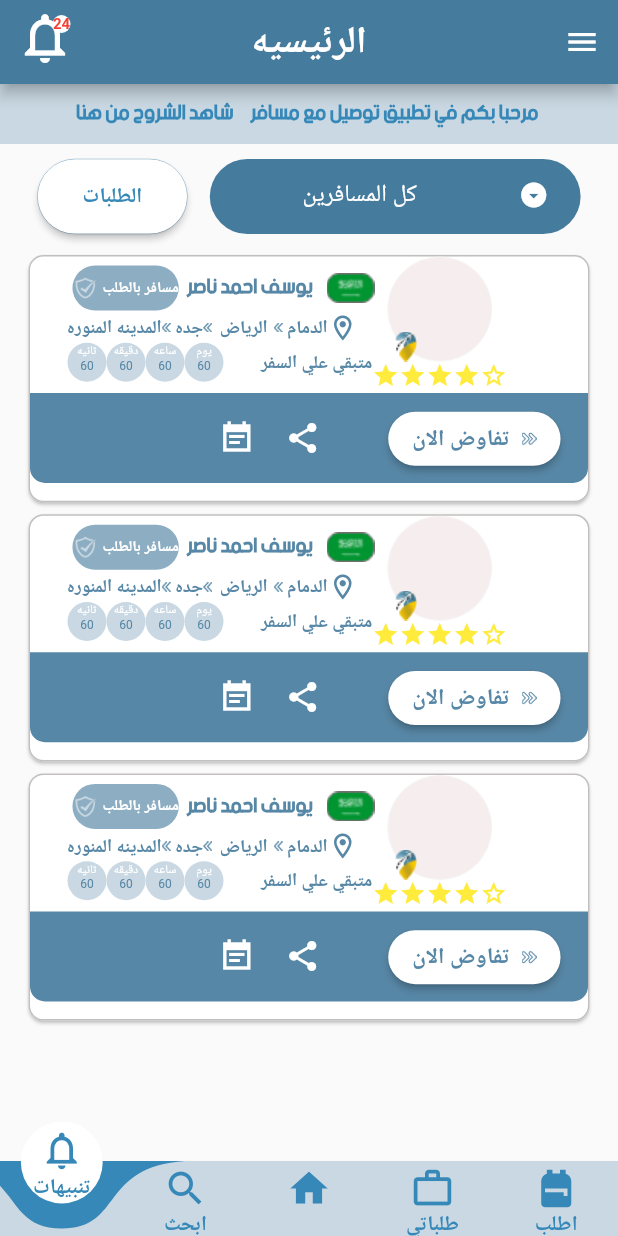
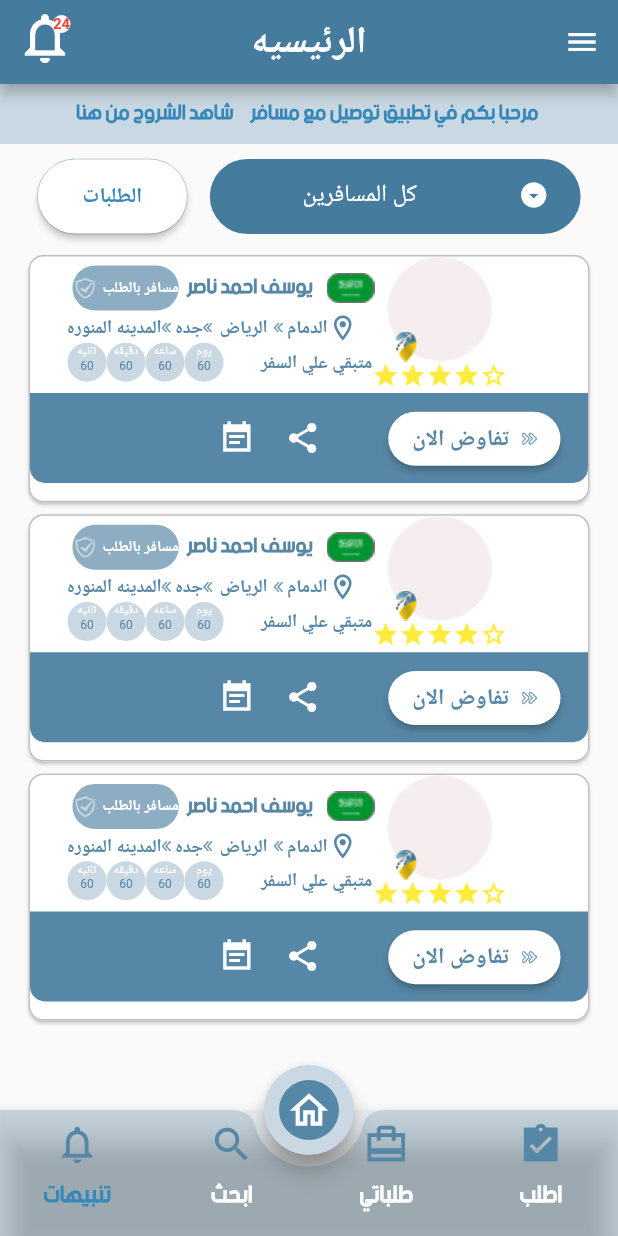
Before and after one commit to AhmedAbushaqra/twsiel, a Flutter app: the screen it shows after launch, on a phone screen of 412 x 824 dp. Run offline on Flutter 3.47's test engine with Material 2 defaults, Android fonts, the phone set to English and light mode, and no system bars; drawn by our look-alikes of curved_navigation_bar.

Commit message:
fix bottom nav bar

```diff
--- a/lib/Screens/home_page_screen.dart
+++ b/lib/Screens/home_page_screen.dart
@@ -14,6 +14,8 @@ class _HomePageState extends State<HomePage> {
   String _dropDownValue;
   @override
   Widget build(BuildContext context) {
+    var width = MediaQuery.of(context).size.width;
+    var height = MediaQuery.of(context).size.width;
     return Scaffold(
       appBar: AppBar(
         leading:Container(
@@ -134,61 +136,46 @@ class _HomePageState extends State<HomePage> {
           ],
         ),
       ),
-      bottomNavigationBar: CurvedNavigationBar(
-
-        index: 0,
-        height: 50.0,
+      bottomNavigationBar: _buildBottomBar(),
+      floatingActionButton: SizedBox(
+        width: 60,
+        height: 60,
+        child: FloatingActionButton(
+          backgroundColor: Color(0xFFC9D8E2),
+          child: Container(
+            width: 40,
+              height: 40,
+              decoration: BoxDecoration(shape: BoxShape.circle,color: Color(0xFF5787A6)),
+              child: Icon(Icons.home_outlined,size: 30,color: Colors.white,)),
+          onPressed: (){},
+        ),
+      ),
+      floatingActionButtonLocation: FloatingActionButtonLocation.centerDocked,
+    );
+  }
+  Widget _buildBottomBar() {
+    return BottomAppBar(
+      color: Color(0xFFC9D8E2),
+      shape: CircularNotchedRectangle(),
+      elevation: 1,
+      notchMargin: 8,
+      child: BottomNavigationBar(
         items: [
-          Padding(
-            padding:  EdgeInsets.only(top: 3),
-            child: Column(
-              children: [
-                Icon(Icons.notifications_none, size: 30,color: Color(0xFF3688B8),),
-                Text('تنبيهات',style: TextStyle(color: Color(0xFF3688B8),fontWeight: FontWeight.bold),)
-              ],
-            ),
-          ),
-          Padding(
-            padding:  EdgeInsets.only(top:3),
-            child: Column(
-              children: [
-                Icon(Icons.search, size: 30,color: Color(0xFF3688B8)),
-                Text('ابحث',style: TextStyle(color: Color(0xFF3688B8),fontWeight: FontWeight.bold),)
-              ],
-            ),
-          ),
-          Padding(
-            padding:  EdgeInsets.only(top:3),
-            child: Column(
-              children: [
-                Icon(Icons.home, size: 30,color: Color(0xFF3688B8)),
-              ],
-            ),
-          ),
-          Padding(
-            padding:  EdgeInsets.only(top:3),
-            child: Column(
-              children: [
-                Icon(Icons.work_outline, size: 30,color: Color(0xFF3688B8)),
-                Text('طلباتي',style: TextStyle(color: Color(0xFF3688B8),fontWeight: FontWeight.bold),)
-              ],
-            ),
-          ),
-          Padding(
-            padding:  EdgeInsets.only(top:3),
-            child: Column(
-              children: [
-                Icon(Icons.backpack, size: 30,color: Color(0xFF3688B8)),
-                Text('اطلب',style: TextStyle(color: Color(0xFF3688B8),fontWeight: FontWeight.bold),)
-              ],
-            ),
-          ),
+          BottomNavigationBarItem(icon: Icon(Icons.notifications_none, size: 30,color: Color(0xFF5787A6),), label: 'تنبيهات',),
+          BottomNavigationBarItem(
+              icon: Icon(Icons.search,size: 30,color: Color(0xFF5787A6),), label: 'ابحث'),
+          BottomNavigationBarItem(
+              icon: Icon(Icons.card_travel_sharp,size: 30,color: Color(0xFF5787A6),), label: 'طلباتي'),
+          BottomNavigationBarItem(
+              icon: Icon(Icons.assignment_turned_in_sharp,size: 30,color: Color(0xFF5787A6),), label: 'اطلب'),
         ],
-        color: Color(0xFFC9D8E2),
-        buttonBackgroundColor: Colors.white,
-        backgroundColor: Color(0xFF3688B8),
-        animationCurve: Curves.easeInOut,
-        animationDuration: Duration(milliseconds: 600),
+        selectedItemColor: Color(0xFF3688B8),
+        unselectedItemColor: Colors.white,
+        backgroundColor: Color(0xFFC9D8E2).withOpacity(0.2),
+        selectedLabelStyle: TextStyle(color: Color(0xFF5787A6),fontWeight: FontWeight.bold,fontSize: 16.0,fontFamily: 'beINNormal'),
+        unselectedLabelStyle: TextStyle(color: Colors.white,fontWeight: FontWeight.bold,fontSize: 16.0,fontFamily: 'beINNormal'),
+        type: BottomNavigationBarType.fixed,
+        currentIndex: _page,
         onTap: (index) {
           setState(() {
             _page = index;
--- a/lib/Screens/login_screen.dart
+++ b/lib/Screens/login_screen.dart
@@ -7,6 +7,7 @@ class LoginScreen extends StatefulWidget {
 }
 
 class _LoginScreenState extends State<LoginScreen> with SingleTickerProviderStateMixin {
+
   @override
   Widget build(BuildContext context) {
     var size=MediaQuery.of(context).size;
--- a/pubspec.yaml
+++ b/pubspec.yaml
@@ -28,7 +28,7 @@ dependencies:
   # The following adds the Cupertino Icons font to your application.
   # Use with the CupertinoIcons class for iOS style icons.
   cupertino_icons: ^1.0.0
-  curved_navigation_bar: ^0.2.11
+  curved_navigation_bar: ^0.3.7
 
 dev_dependencies:
   flutter_test:
```
Also changed, not shown: pubspec.lock.
